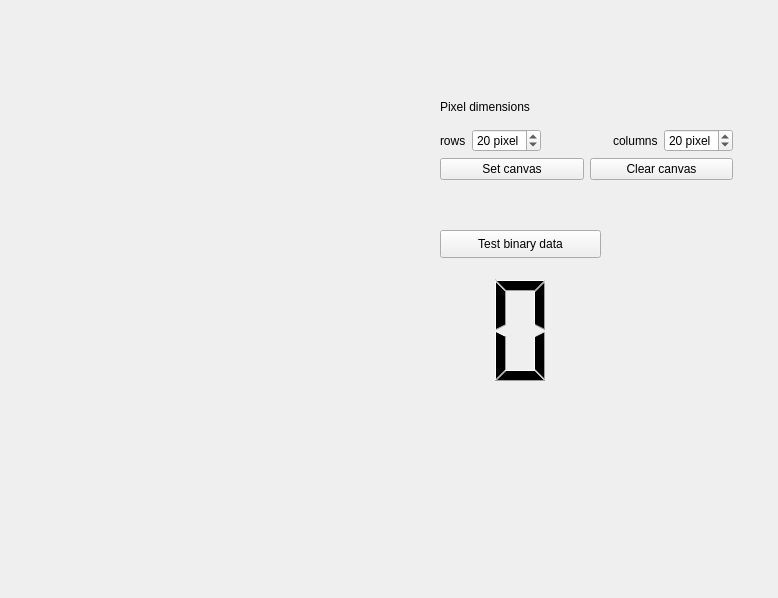
This is milestone4/canvas.ui in yuliahn/PRG_Praktikum as Qt 5 draws it before an edit. The edited form follows.
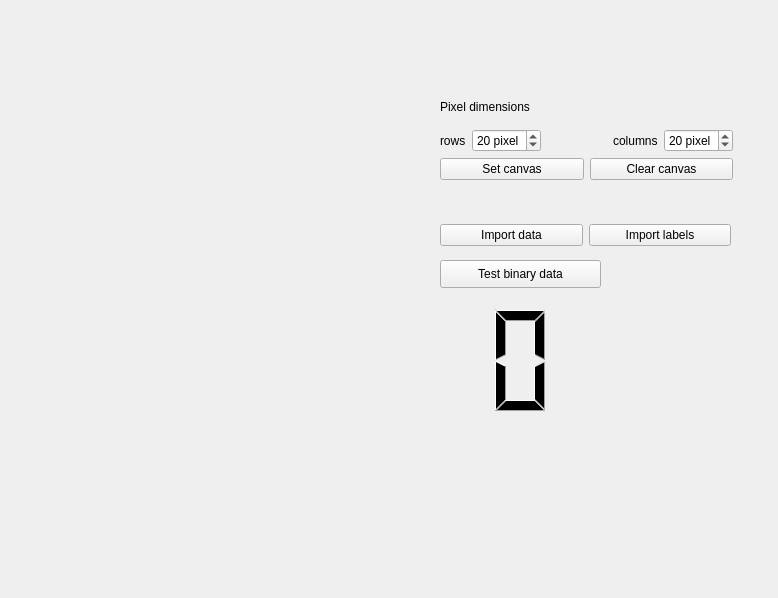
This is the edited form.

Patch:
```diff
--- a/milestone4/canvas.ui
+++ b/milestone4/canvas.ui
@@ -128,7 +128,7 @@
    <property name="geometry">
     <rect>
      <x>440</x>
-     <y>230</y>
+     <y>260</y>
      <width>161</width>
      <height>28</height>
     </rect>
@@ -141,7 +141,7 @@
    <property name="geometry">
     <rect>
      <x>440</x>
-     <y>270</y>
+     <y>300</y>
      <width>161</width>
      <height>121</height>
     </rect>
@@ -153,6 +153,32 @@
     <number>1</number>
    </property>
   </widget>
+  <widget class="QWidget" name="">
+   <property name="geometry">
+    <rect>
+     <x>440</x>
+     <y>220</y>
+     <width>291</width>
+     <height>30</height>
+    </rect>
+   </property>
+   <layout class="QHBoxLayout" name="horizontalLayout_2">
+    <item>
+     <widget class="QPushButton" name="importDataButton">
+      <property name="text">
+       <string>Import data</string>
+      </property>
+     </widget>
+    </item>
+    <item>
+     <widget class="QPushButton" name="importLabelsButton">
+      <property name="text">
+       <string>Import labels</string>
+      </property>
+     </widget>
+    </item>
+   </layout>
+  </widget>
  </widget>
  <resources/>
  <connections/>
```
